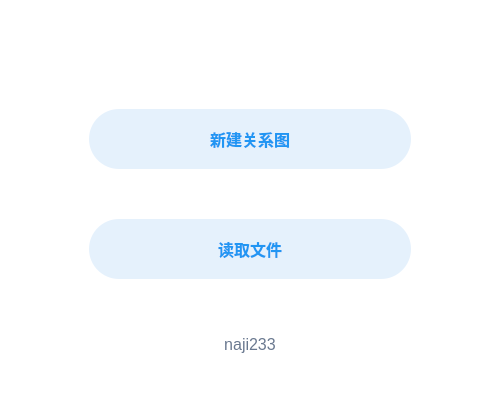
Qt form mainwindow.ui (zzaiyan/SocialNetwork) before a commit.
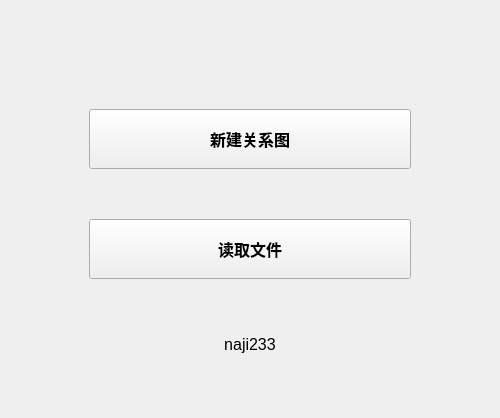
The same form after that commit.

Diff of the .ui file:
```diff
--- a/mainwindow.ui
+++ b/mainwindow.ui
@@ -14,28 +14,7 @@
    <string>MainWindow</string>
   </property>
   <property name="styleSheet">
-   <string notr="true">QWidget#MainWindow{
-	background-color:  white;
-}
-QLineEdit{
-    color: #444;
-	padding:5px;
-    background-color: white;
-    border: 1px solid #008cba;
-}
-QPushButton{
-	background-color: #E5F1FC;
-	border: 0px solid #E5F1FC;
-	color: #2196F3;
-	border-radius: 30px;
-}
-QPushButton:hover{
-	background-color: #D7EAFB;
-	color: #158EF2;
-}
-QLabel{
-	color: #69788F;
-}</string>
+   <string notr="true"/>
   </property>
   <widget class="QWidget" name="centralwidget">
    <layout class="QVBoxLayout" name="verticalLayout_2">
```
